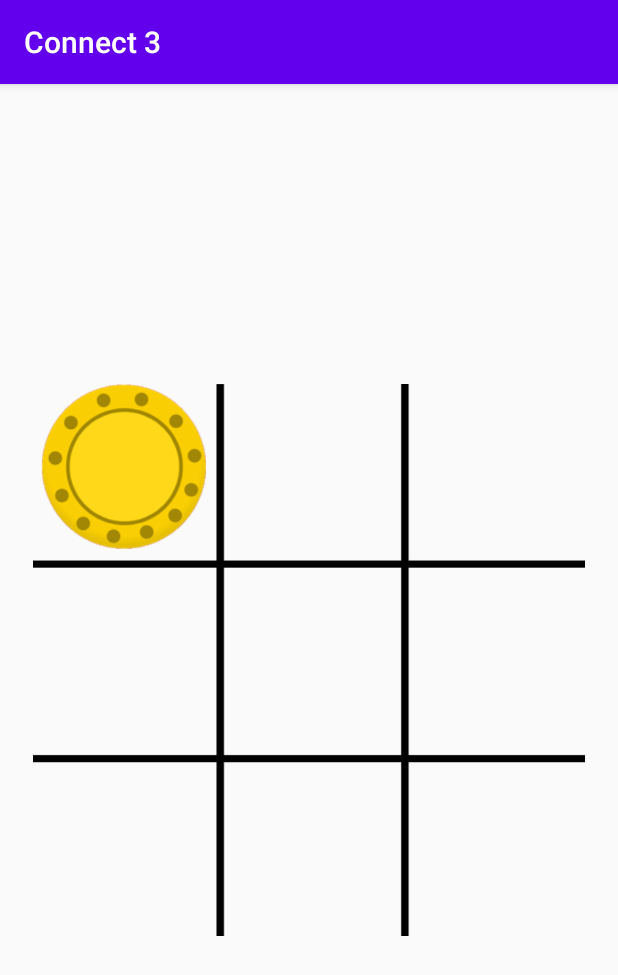
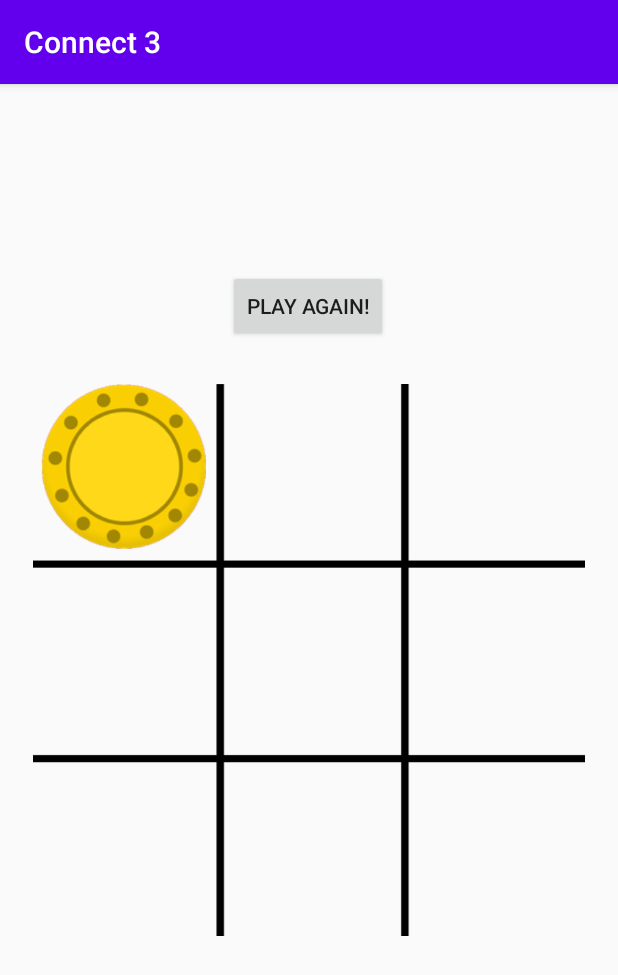
Before and after one commit to yenhoangle/Connect3, an Android app: the screen it shows after launch (MainActivity), after a tap on an icon or button, on a phone screen of 412 x 824 dp. Shown: the top 975 px of the screen. Run offline under Robolectric (Android 15) with nearby library versions, the phone set to English and light mode, and no system bars.

Commit message:
established end game state + only allow adding token to empty squares

```diff
--- a/app/src/main/java/com/example/yhle/connect3/MainActivity.java
+++ b/app/src/main/java/com/example/yhle/connect3/MainActivity.java
@@ -14,31 +14,38 @@ public class MainActivity extends AppCompatActivity {
     int[][] winStates = {{0,1,2}, {3, 4, 5}, {6, 7, 8}, {0, 3, 6}, {1, 4, 7}, {2, 5, 8},
             {0, 4, 8}, {2, 4,6}};
 
+    boolean activeState = true; //game active state, false when game is over
     @Override
     protected void onCreate(Bundle savedInstanceState) {
         super.onCreate(savedInstanceState);
         setContentView(R.layout.activity_main);
     }
 
+    public void selectSquare(View view) {
+        ImageView squareView = (ImageView) view;
+        //get the tag property of each token, need to convert tag to string then to int
+        int selectedToken = Integer.parseInt(squareView.getTag().toString());
+        //check to see if selected square is empty
+        if (gameState[selectedToken] == 2 && activeState) {
+            dropIn(squareView, selectedToken);
+        }
+    }
+
     //method to animate token drop in
-    public void dropIn(View view) {
-        ImageView counter = (ImageView) view;
-        //get the tag property of each token, need to convert tag to string then to int
-        int selectedToken = Integer.parseInt(counter.getTag().toString());
+    public void dropIn(ImageView squareView, int selectedToken) {
         gameState[selectedToken] = activePlayer;
         //dropping: shift view up, then animate drop down
-        counter.setTranslationY(-1500);
+        squareView.setTranslationY(-1500);
         //set color of chip based on current player
         if (activePlayer == 0) {
-            counter.setImageResource(R.drawable.yellow);
+            squareView.setImageResource(R.drawable.yellow);
             activePlayer = 1;
         } else {
-            counter.setImageResource(R.drawable.red);
+            squareView.setImageResource(R.drawable.red);
             activePlayer = 0;
         }
-
         //animate
-        counter.animate().translationYBy(1500).setDuration(300);
+        squareView.animate().translationYBy(1500).setDuration(300);
         winCheck();
     }
 
@@ -48,8 +55,11 @@ public class MainActivity extends AppCompatActivity {
             if (gameState[winState[0]] == gameState[winState[1]]
                     && gameState[winState[1]] == gameState[winState[2]] &&
                     gameState[winState[0]] !=2) {
+                activeState = false;
+                String winner = "";
                 //show a toast for winner
-                Toast.makeText(this, "Someone has won!", Toast.LENGTH_SHORT).show();
+                winner = (activePlayer == 0) ? "Player Red" : "Player Yellow";
+                Toast.makeText(this, winner + " has won!", Toast.LENGTH_SHORT).show();
             }
         }
     }
--- a/app/src/main/res/layout/activity_main.xml
+++ b/app/src/main/res/layout/activity_main.xml
@@ -7,6 +7,7 @@
     tools:context=".MainActivity">
 
     <android.support.v7.widget.GridLayout
+        android:id="@+id/gridLayout"
         android:layout_width="368dp"
         android:layout_height="368dp"
         android:background="@drawable/board"
@@ -22,7 +23,7 @@
             android:layout_width="110dp"
             android:layout_height="110dp"
             android:layout_marginStart="5dp"
-            android:onClick="dropIn"
+            android:onClick="selectSquare"
             android:tag="0" />
 
         <ImageView
@@ -30,65 +31,93 @@
             android:layout_width="110dp"
             android:layout_height="110dp"
             android:layout_marginStart="16dp"
-            android:onClick="dropIn"
-            android:tag="1"/>
+            android:onClick="selectSquare"
+            android:tag="1" />
+
         <ImageView
             android:id="@+id/imageView2"
             android:layout_width="110dp"
             android:layout_height="110dp"
             android:layout_marginStart="13dp"
-            android:onClick="dropIn"
-            android:tag="2"/>
+            android:onClick="selectSquare"
+            android:tag="2" />
+
         <ImageView
             android:id="@+id/imageView3"
             android:layout_width="110dp"
             android:layout_height="110dp"
+            android:layout_marginStart="5dp"
             android:layout_marginTop="20dp"
-            android:layout_marginStart="5dp"
-            android:onClick="dropIn"
-            android:tag="3"/>
+            android:onClick="selectSquare"
+            android:tag="3" />
 
         <ImageView
             android:id="@+id/imageView4"
             android:layout_width="110dp"
             android:layout_height="110dp"
+            android:layout_marginStart="16dp"
             android:layout_marginTop="20dp"
-            android:layout_marginStart="16dp"
-            android:onClick="dropIn"
-            android:tag="4"/>
+            android:onClick="selectSquare"
+            android:tag="4" />
+
         <ImageView
             android:id="@+id/imageView5"
             android:layout_width="110dp"
             android:layout_height="110dp"
+            android:layout_marginStart="13dp"
             android:layout_marginTop="20dp"
-            android:layout_marginStart="13dp"
-            android:onClick="dropIn"
-            android:tag="5"/>
+            android:onClick="selectSquare"
+            android:tag="5" />
+
         <ImageView
             android:id="@+id/imageView6"
             android:layout_width="110dp"
             android:layout_height="110dp"
+            android:layout_marginStart="5dp"
             android:layout_marginTop="17dp"
-            android:layout_marginStart="5dp"
-            android:onClick="dropIn"
-            android:tag="6"/>
+            android:onClick="selectSquare"
+            android:tag="6" />
 
         <ImageView
             android:id="@+id/imageView7"
             android:layout_width="110dp"
             android:layout_height="110dp"
+            android:layout_marginStart="16dp"
             android:layout_marginTop="17dp"
-            android:layout_marginStart="16dp"
-            android:onClick="dropIn"
-            android:tag="7"/>
+            android:onClick="selectSquare"
+            android:tag="7" />
+
         <ImageView
             android:id="@+id/imageView8"
             android:layout_width="110dp"
             android:layout_height="110dp"
+            android:layout_marginStart="13dp"
             android:layout_marginTop="17dp"
-            android:layout_marginStart="13dp"
-            android:onClick="dropIn"
-            android:tag="8"/>
+            android:onClick="selectSquare"
+            android:tag="8" />
     </android.support.v7.widget.GridLayout>
 
+    <TextView
+        android:id="@+id/textView2"
+        android:layout_width="126dp"
+        android:layout_height="38dp"
+        android:visibility="invisible"
+        app:layout_constraintBottom_toTopOf="@+id/button"
+        app:layout_constraintEnd_toEndOf="parent"
+        app:layout_constraintHorizontal_bias="0.498"
+        app:layout_constraintStart_toStartOf="parent"
+        app:layout_constraintTop_toTopOf="parent"
+        app:layout_constraintVertical_bias="0.615" />
+
+    <Button
+        android:id="@+id/button"
+        android:layout_width="wrap_content"
+        android:layout_height="wrap_content"
+        android:layout_marginBottom="28dp"
+        android:text="Play Again!"
+        app:layout_constraintBottom_toTopOf="@+id/gridLayout"
+        app:layout_constraintEnd_toEndOf="parent"
+        app:layout_constraintHorizontal_bias="0.498"
+        app:layout_constraintStart_toStartOf="parent" />
+
 </android.support.constraint.ConstraintLayout>
```
